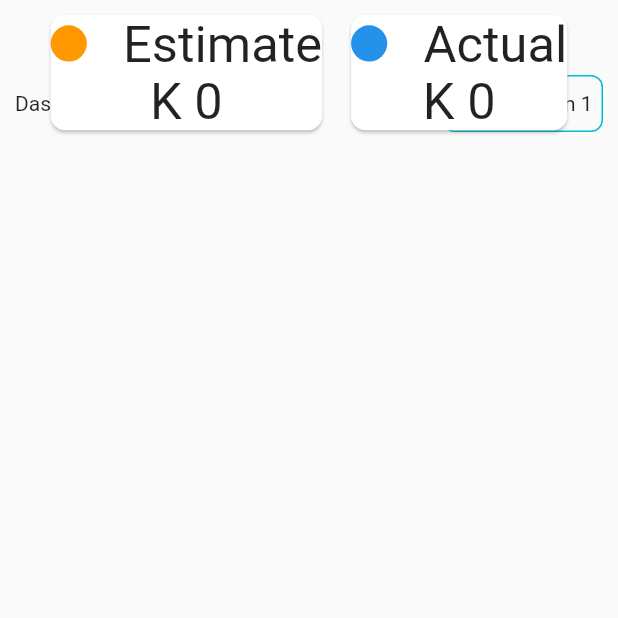
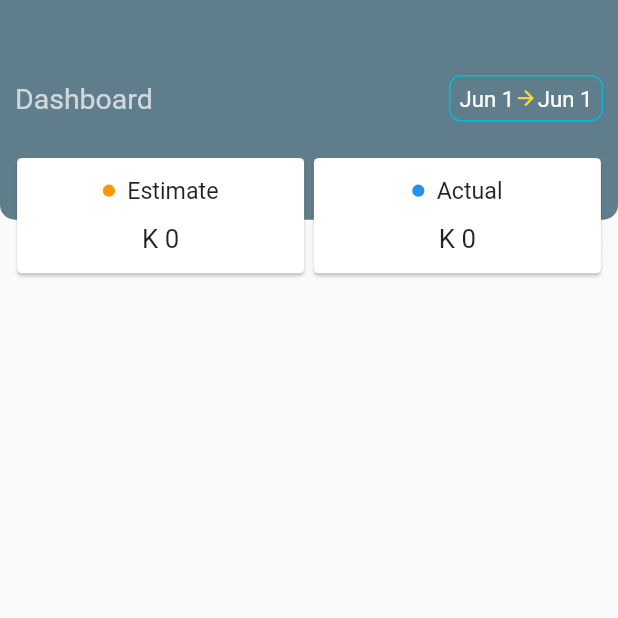
Before and after one commit to yayyar/my_wallet, a Flutter app: the NavDashboard screen opened directly, on a phone screen of 412 x 824 dp, the top half of it. Run offline on Flutter 3.47's test engine with Material 2 defaults, Android fonts, the phone set to English and light mode, and no system bars; our stand-ins replace charts_flutter_new, flutter_screenutil, percent_indicator, settings_ui, shared_preferences, sqflite; accounts and stored records are empty.

Commit message:
fix responsive ui package

```diff
--- /dev/null
+++ b/lib/config/screen_config.dart
@@ -0,0 +1,3 @@
+// iPhone 13 screen size
+const double desiredWidth = 390;
+const double desiredHeight = 844;
--- a/lib/ui/ChartPages/BarChartPage.dart
+++ b/lib/ui/ChartPages/BarChartPage.dart
@@ -1,6 +1,7 @@
 import 'package:charts_flutter_new/flutter.dart' as charts;
-import 'package:fl_responsive_ui/fl_responsive_ui.dart';
+
 import 'package:flutter/material.dart';
+import 'package:flutter_screenutil/flutter_screenutil.dart';
 import 'package:my_wallet/ui/ChartPages/ExpenseSeries.dart';
 
 class BarChartPage extends StatelessWidget {
@@ -20,7 +21,7 @@ class BarChartPage extends StatelessWidget {
           colorFn: (ExpenseSeries series, _) => series.barColor)
     ];
     return Container(
-      height: FlResponsiveUI().getProportionalHeight(height: 300),
+      height: 300.h,
       padding: EdgeInsets.only(left: 6.0, right: 6.0),
       child: Card(
         child: Padding(
--- a/lib/ui/ChartPages/CircularProgressPage.dart
+++ b/lib/ui/ChartPages/CircularProgressPage.dart
@@ -1,5 +1,5 @@
-import 'package:fl_responsive_ui/fl_responsive_ui.dart';
 import 'package:flutter/material.dart';
+import 'package:flutter_screenutil/flutter_screenutil.dart';
 import 'package:percent_indicator/percent_indicator.dart';
 
 class CircularProgressPage extends StatefulWidget {
@@ -13,7 +13,7 @@ class _CircularProgressPageState extends State<CircularProgressPage> {
   @override
   Widget build(BuildContext context) {
     return Container(
-      height: FlResponsiveUI().getProportionalHeight(height: 180.0),
+      height: 180.h,
       child: Card(
         margin: EdgeInsets.only(left: 9.0, right: 9.0),
         //color: const Color(0xff2c4260),
--- a/lib/ui/MyHomePage.dart
+++ b/lib/ui/MyHomePage.dart
@@ -1,4 +1,3 @@
-import 'package:fl_responsive_ui/fl_responsive_ui.dart';
 import 'package:flutter/cupertino.dart';
 import 'package:flutter/material.dart';
 import 'package:my_wallet/util/AppStateNotifier.dart';
@@ -37,9 +36,6 @@ class _MyHomePageState extends State<MyHomePage> {
       _appStateNotifier.getActualCost();
       _doNavHome = false;
     }
-    final screeSize = MediaQuery.of(context).size;
-    FlResponsiveUI().updateScreenDimension(
-        width: screeSize.width, height: screeSize.height);
     return Scaffold(
         body: _widgetNavPages.elementAt(_selectedIndex),
         bottomNavigationBar:
--- a/lib/ui/NavPages/NavDashboard.dart
+++ b/lib/ui/NavPages/NavDashboard.dart
@@ -1,5 +1,5 @@
-import 'package:fl_responsive_ui/fl_responsive_ui.dart';
 import 'package:flutter/material.dart';
+import 'package:flutter_screenutil/flutter_screenutil.dart';
 import 'package:my_wallet/ui/ChartPages/CircularProgressPage.dart';
 import 'package:my_wallet/util/AppStateNotifier.dart';
 import 'package:my_wallet/util/DateTools.dart';
@@ -21,7 +21,7 @@ class _NavDashboardState extends State<NavDashboard> {
         return Column(
           children: [
             Container(
-              height: FlResponsiveUI().getProportionalHeight(height: 190.0),
+              height: 190.h,
               width: double.infinity,
               child: Column(
                 mainAxisAlignment: MainAxisAlignment.start,
@@ -32,8 +32,7 @@ class _NavDashboardState extends State<NavDashboard> {
                         Container(
                           alignment: Alignment.topCenter,
                           width: double.infinity,
-                          height: FlResponsiveUI()
-                              .getProportionalHeight(height: 150.0),
+                          height: 150.h,
                           decoration: BoxDecoration(
                             color: Colors.blueGrey,
                             borderRadius: BorderRadius.only(
@@ -49,8 +48,8 @@ class _NavDashboardState extends State<NavDashboard> {
                             children: [
                               Text(
                                 'Dashboard',
-                                style: FlResponsiveUI().getTextStyleRegular(
-                                    fontSize: 20, color: Colors.white70),
+                                style: TextStyle(
+                                    fontSize: 18.sp, color: Colors.white70),
                               ),
                               DateRangePickerWidget(),
                             ],
@@ -101,9 +100,7 @@ class _NavDashboardState extends State<NavDashboard> {
                                   child: Container(
                                     child: Text(
                                       'Overload cost ${appState.currencySymbol} ${currencyFormat(data: (appState.actualCost - appState.estimateCost))}',
-                                      style: FlResponsiveUI()
-                                          .getTextStyleRegular(
-                                              color: Colors.red, fontSize: 18),
+                                      style: TextStyle(fontSize: 18.sp),
                                     ),
                                   ),
                                 )
@@ -127,8 +124,8 @@ class _NavDashboardState extends State<NavDashboard> {
       required double cost,
       required String currencySymbol}) {
     return Container(
-      width: FlResponsiveUI().getProportionalWidth(width: 230.0),
-      height: FlResponsiveUI().getProportionalHeight(height: 105.0),
+      width: 230.w,
+      height: 105.h,
       child: Card(
         child: Column(
           mainAxisAlignment: MainAxisAlignment.spaceEvenly,
@@ -151,17 +148,13 @@ class _NavDashboardState extends State<NavDashboard> {
                 ),
                 Text(
                   title,
-                  style: FlResponsiveUI().getTextStyleRegular(
-                    fontSize: 18,
-                  ),
+                  style: TextStyle(fontSize: 18.sp),
                 ),
               ],
             ),
             Text(
               '$currencySymbol ${currencyFormat(data: cost)}',
-              style: FlResponsiveUI().getTextStyleRegular(
-                fontSize: 20,
-              ),
+              style: TextStyle(fontSize: 20.sp),
             )
           ],
         ),
--- a/lib/ui/ReportPages/ItemDetailPage.dart
+++ b/lib/ui/ReportPages/ItemDetailPage.dart
@@ -1,5 +1,5 @@
-import 'package:fl_responsive_ui/fl_responsive_ui.dart';
 import 'package:flutter/material.dart';
+import 'package:flutter_screenutil/flutter_screenutil.dart';
 import 'package:my_wallet/util/AppStateNotifier.dart';
 import 'package:my_wallet/util/Database/DatabaseHelper.dart';
 import 'package:my_wallet/util/DateTools.dart';
@@ -104,7 +104,7 @@ class _ItemDetailPageState extends State<ItemDetailPage> {
                 ),
                 Container(
                   color: Colors.blueGrey,
-                  height: FlResponsiveUI().getProportionalHeight(height: 65),
+                  height: 65.h,
                   child: Row(
                     mainAxisAlignment: MainAxisAlignment.spaceAround,
                     children: [
--- a/lib/widget/date_range_picker.dart
+++ b/lib/widget/date_range_picker.dart
@@ -1,5 +1,5 @@
-import 'package:fl_responsive_ui/fl_responsive_ui.dart';
 import 'package:flutter/material.dart';
+import 'package:flutter_screenutil/flutter_screenutil.dart';
 // import 'package:date_range_picker/date_range_picker.dart' as DateRangePicker;
 import 'package:my_wallet/util/AppStateNotifier.dart';
 import 'package:my_wallet/util/DateTools.dart';
@@ -77,19 +77,17 @@ class _DateRangePickerWidgetState extends State<DateRangePickerWidget> {
                 Text(
                   dayMonthFormatted(
                       date: DateTime.parse(appState.activeStartDate)),
-                  style: FlResponsiveUI()
-                      .getTextStyleRegular(fontSize: 14, color: Colors.white),
+                  style: TextStyle(fontSize: 14.sp, color: Colors.white),
                 ),
                 Icon(
                   Icons.arrow_forward,
                   color: Colors.yellow[600],
-                  size: FlResponsiveUI().getProportionalWidth(width: 15),
+                  size: 15.w,
                 ),
                 Text(
                   dayMonthFormatted(
                       date: DateTime.parse(appState.activeEndDate)),
-                  style: FlResponsiveUI()
-                      .getTextStyleRegular(fontSize: 14, color: Colors.white),
+                  style: TextStyle(fontSize: 14.sp, color: Colors.white),
                 ),
               ],
             ),
--- a/pubspec.yaml
+++ b/pubspec.yaml
@@ -24,7 +24,6 @@ dependencies:
   flutter:
     sdk: flutter
 #  device_preview: ^0.4.8
-  fl_responsive_ui: ^0.0.2
   intl: ^0.17.0
   percent_indicator: ^3.0.1
   sqflite: ^2.0.0+3
@@ -37,6 +36,7 @@ dependencies:
   shared_preferences: ^2.1.1
   charts_flutter_new: ^0.12.0
   settings_ui: ^2.0.2
+  flutter_screenutil: ^5.8.4
 
 flutter_icons:
   image_path: "assets/icon/my_budget_wlo_pro.png"
```
Also changed, not shown: lib/main.dart (+12 -2 lines), lib/ui/NavPages/NavHome.dart (+9 -16 lines), lib/ui/ReportPages/BudgetPage.dart (+6 -10 lines), pubspec.lock.
